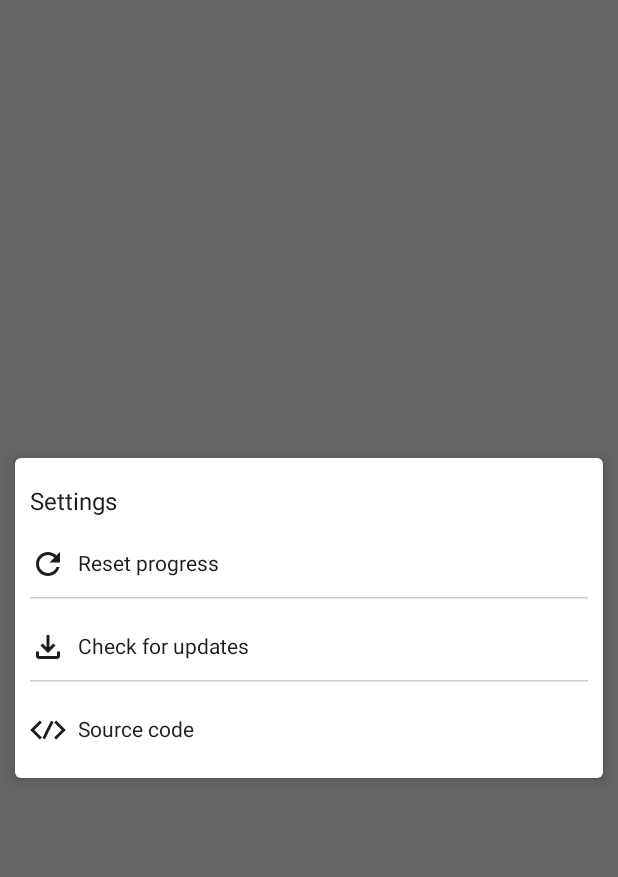
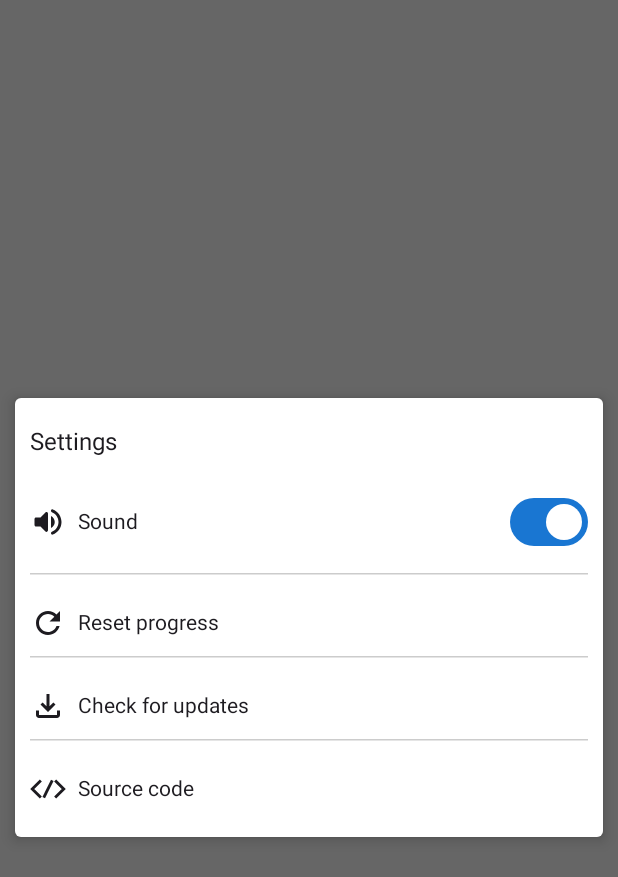
Before and after one commit to andy-ife/Geobud, an Android app built with Jetpack Compose: the @Preview function SettingsDialogPrev, on a phone screen of 412 x 824 dp. Shown: the top 877 px of the screen. Run offline under Robolectric (Android 15) with nearby library versions, the phone set to English and light mode, and no system bars; our stand-ins replace Shimmer.

Commit message:
add toggle sound option to main menu

```diff
--- a/app/src/main/java/com/andyslab/geobud/data/model/Player.kt
+++ b/app/src/main/java/com/andyslab/geobud/data/model/Player.kt
@@ -7,5 +7,6 @@ data class Player(
     var hearts: Int = 3,
     var isFirstLaunch: Boolean = true,
     var lastSessionTimestamp: Long = 0L,
-    var timeLeftTillNextHeart: Long = 0L
+    var timeLeftTillNextHeart: Long = 0L,
+    var isSoundEnabled: Boolean = true,
 )
--- a/app/src/main/java/com/andyslab/geobud/data/repository/player/PlayerRepoImpl.kt
+++ b/app/src/main/java/com/andyslab/geobud/data/repository/player/PlayerRepoImpl.kt
@@ -32,6 +32,7 @@ class PlayerRepoImpl @Inject constructor(
     private val firstLaunchKey = booleanPreferencesKey("first_launch")
     private val timestampKey = longPreferencesKey("last_session_timestamp")
     private val timeLeftKey = longPreferencesKey("time_left_till_next_heart")
+    private val soundKey = booleanPreferencesKey("sound_enabled")
 
     companion object {
         var instance: Player? = null
@@ -47,6 +48,7 @@ class PlayerRepoImpl @Inject constructor(
                     val isFirstLaunch = prefs[firstLaunchKey] ?: true
                     val timestamp = prefs[timestampKey] ?: 0L
                     val timeLeft = prefs[timeLeftKey] ?: 0L
+                    val isSoundEnabled = prefs[soundKey] ?: true
 
                     val landmark = db.dao.getLandmarkById(progress).first()
 
@@ -58,6 +60,7 @@ class PlayerRepoImpl @Inject constructor(
                         isFirstLaunch = isFirstLaunch,
                         lastSessionTimestamp = timestamp,
                         timeLeftTillNextHeart = timeLeft,
+                        isSoundEnabled = isSoundEnabled
                     )
                 }catch(e: IOException){
                     emit(Resource.Error("Error loading player data"))
@@ -79,6 +82,7 @@ class PlayerRepoImpl @Inject constructor(
                     prefs[firstLaunchKey] = player.isFirstLaunch
                     prefs[timestampKey] = player.lastSessionTimestamp
                     prefs[timeLeftKey] = player.timeLeftTillNextHeart
+                    prefs[soundKey] = player.isSoundEnabled
                 }
             }catch(e: IOException){
                 Log.d("Datastore IO Exception", e.message.toString())
--- a/app/src/main/java/com/andyslab/geobud/ui/components/SettingsDialog.kt
+++ b/app/src/main/java/com/andyslab/geobud/ui/components/SettingsDialog.kt
@@ -8,6 +8,7 @@ import androidx.compose.foundation.layout.Spacer
 import androidx.compose.foundation.layout.fillMaxWidth
 import androidx.compose.foundation.layout.height
 import androidx.compose.foundation.layout.padding
+import androidx.compose.foundation.layout.size
 import androidx.compose.foundation.layout.wrapContentHeight
 import androidx.compose.foundation.shape.RoundedCornerShape
 import androidx.compose.material.icons.Icons
@@ -16,9 +17,14 @@ import androidx.compose.material3.Card
 import androidx.compose.material3.CardDefaults
 import androidx.compose.material3.HorizontalDivider
 import androidx.compose.material3.Icon
+import androidx.compose.material3.Switch
+import androidx.compose.material3.SwitchDefaults
 import androidx.compose.material3.Text
 import androidx.compose.runtime.Composable
+import androidx.compose.runtime.getValue
+import androidx.compose.runtime.mutableStateOf
 import androidx.compose.runtime.remember
+import androidx.compose.runtime.setValue
 import androidx.compose.ui.Alignment
 import androidx.compose.ui.Modifier
 import androidx.compose.ui.graphics.Color
@@ -34,12 +40,15 @@ import com.andyslab.geobud.utils.clickableNoRipple
 @Composable
 fun SettingsDialog(
     modifier: Modifier = Modifier,
+    soundState: Boolean = true,
     onDismiss: () -> Unit,
     resetProgressClick: () -> Unit = {},
     checkForUpdatesClick: () -> Unit = {},
     viewSourceClick: () -> Unit = {},
+    toggleSoundClick: () -> Unit = {}
 ){
     val interactionSource = remember { MutableInteractionSource() }
+    var switchState by remember{ mutableStateOf(soundState)}
     Dialog(
         onDismissRequest = onDismiss,
         properties = DialogProperties(
@@ -64,6 +73,43 @@ fun SettingsDialog(
                     fontSize = 16.sp,
                 )
 
+                Spacer(modifier = Modifier.height(20.dp))
+
+                Row (
+                    modifier = Modifier.fillMaxWidth().clickableNoRipple(interactionSource){
+                        toggleSoundClick()
+                        switchState = !switchState
+                    },
+                    horizontalArrangement = Arrangement.spacedBy(8.dp),
+                    verticalAlignment = Alignment.CenterVertically){
+                    Icon(
+                        painter = painterResource(R.drawable.volume_icon),
+                        contentDescription = null,
+                    )
+
+                    Text(
+                        text = "Sound"
+                    )
+
+                    Row(
+                        modifier = Modifier.fillMaxWidth(),
+                        horizontalArrangement = Arrangement.End,
+                    ){
+                        Switch(
+                            checked = switchState,
+                            onCheckedChange = {
+                                toggleSoundClick()
+                                switchState = it
+                                              },
+                            colors = SwitchDefaults.colors(
+                                checkedTrackColor = Color(0xFF1976d2)
+                            )
+                            )
+                    }
+                }
+
+                Spacer(modifier = Modifier.height(10.dp))
+                HorizontalDivider(color = Color.LightGray)
                 Spacer(modifier = Modifier.height(20.dp))
 
                 Row (
--- a/app/src/main/java/com/andyslab/geobud/ui/quiz/QuizScreen.kt
+++ b/app/src/main/java/com/andyslab/geobud/ui/quiz/QuizScreen.kt
@@ -186,11 +186,11 @@ fun QuizScreen(
         }
 
         if(uiState.answerCorrect == true){
-            correctSoundEffectPlayer.start()
+            if(uiState.player.isSoundEnabled) correctSoundEffectPlayer.start()
             exclamation = generateExclamation()
             sheetState.expand()
         }else if(uiState.answerCorrect == false){
-            wrongSoundEffectPlayer.start()
+            if(uiState.player.isSoundEnabled) wrongSoundEffectPlayer.start()
         }
 
         if(uiState.answerCorrect != true && landmark.photoUrl != lastPhotoUrl){
--- /dev/null
+++ b/app/src/main/res/drawable/volume_icon.xml
@@ -0,0 +1,5 @@
+<vector xmlns:android="http://schemas.android.com/apk/res/android" android:autoMirrored="true" android:height="24dp" android:tint="#FFFFFF" android:viewportHeight="24" android:viewportWidth="24" android:width="24dp">
+
+    <path android:fillColor="@android:color/white" android:pathData="M3,10v4c0,0.55 0.45,1 1,1h3l3.29,3.29c0.63,0.63 1.71,0.18 1.71,-0.71L12,6.41c0,-0.89 -1.08,-1.34 -1.71,-0.71L7,9L4,9c-0.55,0 -1,0.45 -1,1zM16.5,12c0,-1.77 -1.02,-3.29 -2.5,-4.03v8.05c1.48,-0.73 2.5,-2.25 2.5,-4.02zM14,4.45v0.2c0,0.38 0.25,0.71 0.6,0.85C17.18,6.53 19,9.06 19,12s-1.82,5.47 -4.4,6.5c-0.36,0.14 -0.6,0.47 -0.6,0.85v0.2c0,0.63 0.63,1.07 1.21,0.85C18.6,19.11 21,15.84 21,12s-2.4,-7.11 -5.79,-8.4c-0.58,-0.23 -1.21,0.22 -1.21,0.85z"/>
+
+</vector>
```
Also changed, not shown: app/src/main/java/com/andyslab/geobud/ui/menu/MenuScreen.kt (+6 -3 lines), app/src/main/java/com/andyslab/geobud/ui/menu/MenuViewModel.kt (+7 -0 lines).
